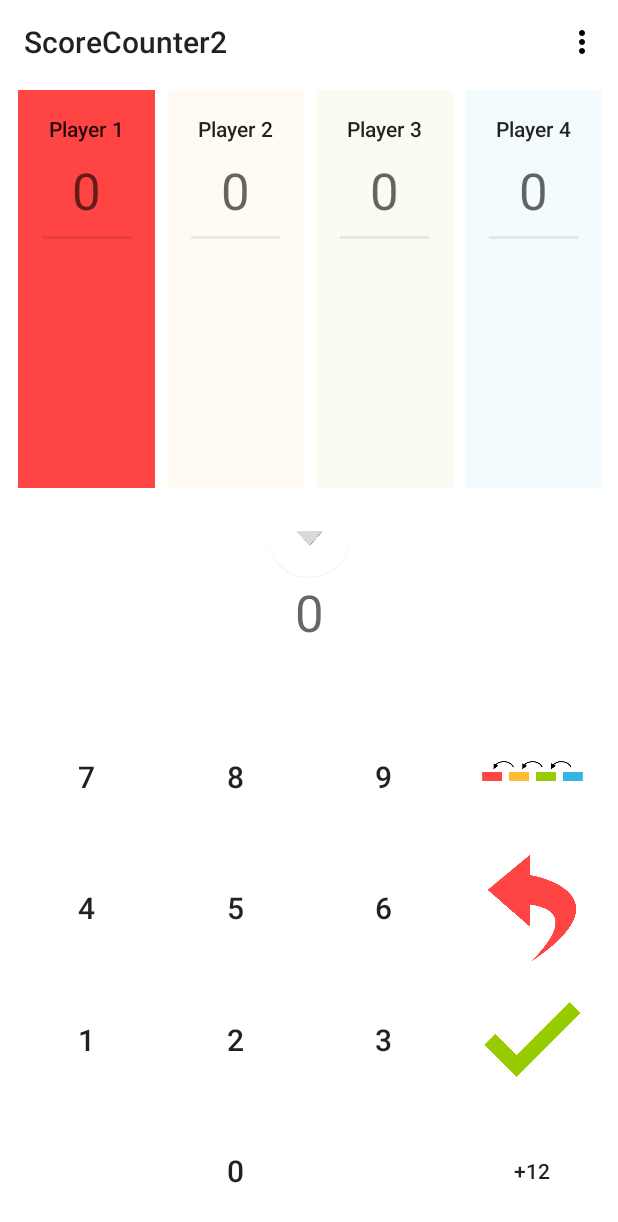
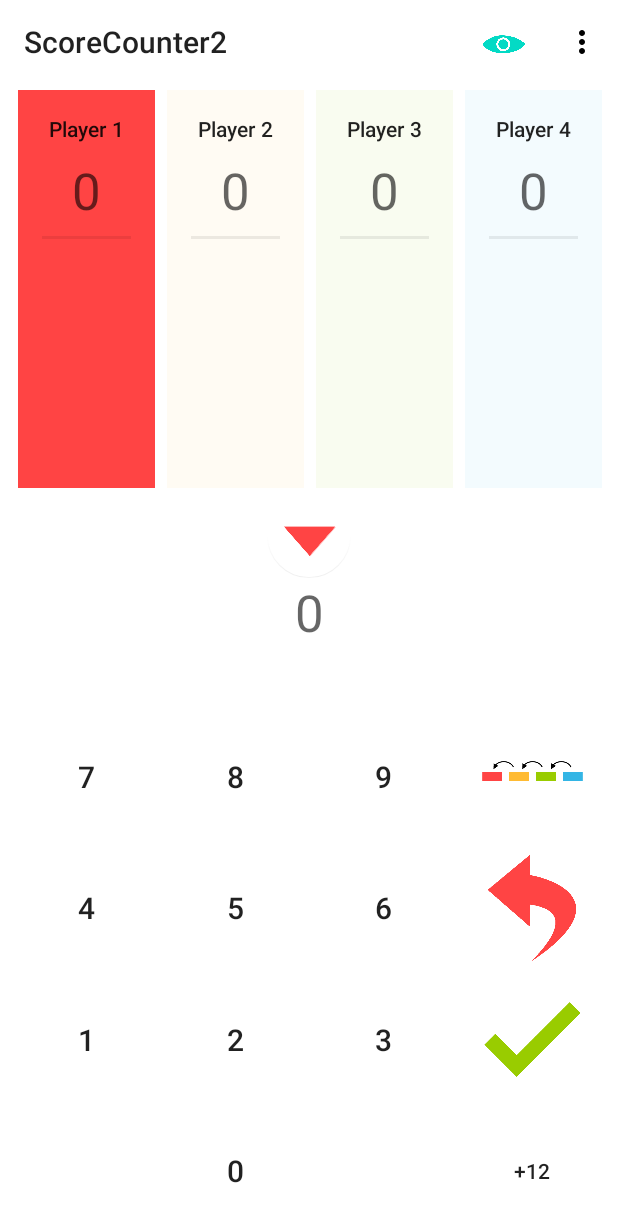
Before and after one commit to wpavelev/ScoreCounter2, an Android app: the screen it shows after launch (MainActivity), on a phone screen of 412 x 824 dp. Shown: the top 1222 px of the screen. Run offline under Robolectric (Android 15) with nearby library versions, the phone set to English and light mode, and no system bars; our stand-ins replace Room's generated code, data binding; libraries missing offline, so code that uses them is left out: com.facebook.stetho; 4 statements that could not run were skipped.

```diff
--- a/app/src/main/java/de/wpavelev/scorecounter2/adapters/PlayerViewAdapter.java
+++ b/app/src/main/java/de/wpavelev/scorecounter2/adapters/PlayerViewAdapter.java
@@ -12,7 +12,6 @@ import android.widget.Toast;
 
 import androidx.annotation.NonNull;
 import androidx.constraintlayout.widget.ConstraintLayout;
-import androidx.lifecycle.Lifecycle;
 import androidx.lifecycle.LifecycleOwner;
 import androidx.lifecycle.LiveData;
 import androidx.recyclerview.widget.LinearLayoutManager;
@@ -33,16 +32,20 @@ import de.wpavelev.scorecounter2.util.DisplayUtil;
 public class PlayerViewAdapter extends RecyclerView.Adapter<PlayerViewAdapter.MyViewHolder> {
 
     public interface ClickListener {
+
         void onItemClick(View v, int position);
     }
+    public interface LongClickListener {
 
-    public interface LongClickListener {
         void onItemLongClick(View v, int position);
     }
+    public interface ScoreChangeListener {
 
-    public interface ScoreChangeListener {
         void onScoreChange(Score score);
     }
+
+    protected boolean showMainScore = true;
+
 
 
     SparseArray<Integer> mainScores = new SparseArray<>();
@@ -77,11 +80,12 @@ public class PlayerViewAdapter extends RecyclerView.Adapter<PlayerViewAdapter.My
     private ClickListener clickListener;
     private LongClickListener longClickListener;
 
-    LifecycleOwner lifecycleOwner;
-    LiveData<List<Player>> playerListLiveData;
-    LiveData<Boolean> showScoresLiveData;
+    private LifecycleOwner lifecycleOwner;
+    private LiveData<List<Player>> playerListLiveData;
+    private LiveData<Boolean> showScoresLiveData;
+    private LiveData<Boolean> showMainScoreLiveData;
 
-    List<Player> playerList = new ArrayList<>();
+    private List<Player> playerList = new ArrayList<>();
 
 
 
@@ -91,7 +95,8 @@ public class PlayerViewAdapter extends RecyclerView.Adapter<PlayerViewAdapter.My
                              LifecycleOwner lifecycleOwner,
                              LiveData<List<Player>> playerListLiveData,
                              LiveData<List<Score>> scoreListLiveData,
-                             LiveData<Boolean> showScoresLiveData) {
+                             LiveData<Boolean> showScoresLiveData,
+                             LiveData<Boolean> showMainScoreLiveData) {
 
         this.context = context;
 
@@ -101,9 +106,13 @@ public class PlayerViewAdapter extends RecyclerView.Adapter<PlayerViewAdapter.My
 
         this.playerListLiveData = playerListLiveData;
 
+        this.showMainScoreLiveData = showMainScoreLiveData;
+
         playerListLiveData.observe(lifecycleOwner, players -> playerList = new ArrayList<>(players));
 
         scoreListLiveData.observe(lifecycleOwner, scoreList -> setPlayerScores(scoreList));
+
+        showMainScoreLiveData.observe(lifecycleOwner, aBoolean -> setShowPlayerMainScor(aBoolean));
 
 
 
@@ -157,7 +166,10 @@ public class PlayerViewAdapter extends RecyclerView.Adapter<PlayerViewAdapter.My
         this.scoreChangeListener = scoreChangeListener;
     }
 
-
+    public void setShowPlayerMainScor(boolean showPlayerMainScore) {
+        this.showMainScore = showPlayerMainScore;
+        notifyDataSetChanged();
+    }
 
     @NonNull
     @Override
@@ -181,9 +193,10 @@ public class PlayerViewAdapter extends RecyclerView.Adapter<PlayerViewAdapter.My
         if (mainScores != null && mainScores.size() >= player.getId()) {
             player.setScore(mainScores.get(player.getId()));
         }
-        holder.bindPlayer(player);
+        holder.setPlayer(player);
 
 
+        holder.setShowMainScore(showMainScore);
 
 
 
@@ -217,8 +230,6 @@ public class PlayerViewAdapter extends RecyclerView.Adapter<PlayerViewAdapter.My
         private ItemPlayerViewRecyclerBinding viewHolderBinding;
 
         PlayerScoreAdapter playerScoreAdapter;
-
-
 
         Drawable border;
 
@@ -276,12 +287,16 @@ public class PlayerViewAdapter extends RecyclerView.Adapter<PlayerViewAdapter.My
 
         }
 
-        public void bindPlayer(Player player) {
+        public void setPlayer(Player player) {
             viewHolderBinding.setPlayer(player);
         }
         public void setEditScore(int score) {
             playerScoreAdapter.setEditScore(score);
 
+        }
+
+        public void setShowMainScore(boolean showMainScore) {
+            viewHolderBinding.setShowMainScore(showMainScore);
         }
 
         public void setPlayerScoreList(List<Score> playerScores) {
--- a/app/src/main/java/de/wpavelev/scorecounter2/ui/fragments/MainFragment.java
+++ b/app/src/main/java/de/wpavelev/scorecounter2/ui/fragments/MainFragment.java
@@ -83,6 +83,9 @@ public class MainFragment extends Fragment {
             viewModel.setShowScore(!showScore);
         });
 
+
+
+
         return view;
     }
 
--- a/app/src/main/java/de/wpavelev/scorecounter2/ui/fragments/PlayerViewFragment.java
+++ b/app/src/main/java/de/wpavelev/scorecounter2/ui/fragments/PlayerViewFragment.java
@@ -74,7 +74,8 @@ public class PlayerViewFragment extends Fragment{
                 getViewLifecycleOwner(),
                 viewModel.getPlayerLimited(),
                 viewModel.getScores(),
-                viewModel.getShowScore());
+                viewModel.getShowScore(),
+                viewModel.getIsShowMainScore());
 
         adapter.setListener(
                 (v, position) -> {viewModel.setActivePlayer(position);},
@@ -83,7 +84,6 @@ public class PlayerViewFragment extends Fragment{
 
 
         recyclerView.setAdapter(adapter);
-
 
 
         //sagt dem Adapter, wie viele Spieler eingestellt sind
--- a/app/src/main/java/de/wpavelev/scorecounter2/ui/main/MainActivity.java
+++ b/app/src/main/java/de/wpavelev/scorecounter2/ui/main/MainActivity.java
@@ -121,13 +121,23 @@ public class MainActivity extends AppCompatActivity {
     @Override
     public boolean onOptionsItemSelected(@NonNull MenuItem item) {
         switch (item.getItemId()) {
+            case R.id.menu_show_scores:
+                viewModel.setIsShowMainScore(!viewModel.getIsShowMainScore().getValue());
+                if (viewModel.getIsShowMainScore().getValue()) {
+                    Log.d(TAG, "onOptionsItemSelected: getIsShowMainScore is ture");
+
+                } else {
+                    Log.d(TAG, "onOptionsItemSelected: getIsShowMainScore is false");
+                }
+                break;
             case R.id.menu_open_menu:
                 viewModel.setShowMenuDialog(true);
+                break;
             default:
                 return super.onOptionsItemSelected(item);
 
         }
-
+        return super.onOptionsItemSelected(item);
 
     }
 
--- a/app/src/main/java/de/wpavelev/scorecounter2/viewmodels/MainViewModel.java
+++ b/app/src/main/java/de/wpavelev/scorecounter2/viewmodels/MainViewModel.java
@@ -72,9 +72,15 @@ public class MainViewModel extends AndroidViewModel {
      */
     private MutableLiveData<Boolean> isSwappingAllowed = new MutableLiveData<>();
 
+    /**
+     * Indikator für das Zeigen der Score der Spieler (Endscore)
+     */
+    private MutableLiveData<Boolean> isShowMainScore = new MutableLiveData<>();
+
 
     private SingleLiveEvent<Boolean> showEditNameDialog = new SingleLiveEvent<>();
     private SingleLiveEvent<Boolean> showMenuDialog = new SingleLiveEvent<>();
+
 
     /**
      * Die Zuordnung des Scores zur Datenbank. Hier wird der neue Wert eingefügt, in die Datenbank
@@ -106,6 +112,8 @@ public class MainViewModel extends AndroidViewModel {
         longClickPlayer.setValue(-1);
         activePlayer.setValue(0);
         showScore.setValue(false);
+        isShowMainScore.setValue(true);
+
 
         Log.w(TAG, "MainViewModel: playerLimit wird zu Beginn auf 4 gesetzt");
         setPlayerLimit(4);
@@ -117,6 +125,12 @@ public class MainViewModel extends AndroidViewModel {
 
     //<editor-fold desc="Getter">
 
+
+
+
+    public MutableLiveData<Boolean> getIsShowMainScore() {
+        return isShowMainScore;
+    }
 
     public MutableLiveData<Boolean> getShowScore() {
         return showScore;
@@ -168,6 +182,13 @@ public class MainViewModel extends AndroidViewModel {
 
     //<editor-fold desc="Setter">
 
+
+
+
+
+    public void setIsShowMainScore(Boolean showMainScore) {
+        this.isShowMainScore.setValue(showMainScore);
+    }
 
     public void setShowScore(Boolean showScore) {
         this.showScore.setValue(showScore);
@@ -306,6 +327,11 @@ public class MainViewModel extends AndroidViewModel {
 
     }
 
+    public void onCLickQwirkle() {
+        setCurrentScore(currentScore.getValue()+12);
+        // TODO: 02.10.2020 Qwirkle dem SPieler dazuaddieren
+    }
+
     public void newGame() {
         List<Player> players_temp = players.getValue();
         for (Player player : players_temp) {
--- a/app/src/main/res/layout/fragment_main.xml
+++ b/app/src/main/res/layout/fragment_main.xml
@@ -61,18 +61,20 @@
             android:layout_width="wrap_content"
             android:layout_height="wrap_content"
             android:clickable="true"
+
             android:focusable="true"
+            android:tint="@color/colorPrimary"
+            app:backgroundTint="@color/main_background"
 
-            app:backgroundTint="@color/main_background"
             app:elevation="0dp"
-            app:hoveredFocusedTranslationZ="0dp"
+            app:hoveredFocusedTranslationZ="5dp"
+
 
             app:layout_constraintEnd_toEndOf="parent"
             app:layout_constraintStart_toStartOf="parent"
-
-
             app:layout_constraintTop_toBottomOf="@+id/main_fragment_frame_player"
-            app:rippleColor="@color/main_background"
+            app:maxImageSize="48dp"
+            app:rippleColor="@color/colorAccent"
             app:srcCompat="@drawable/arrow_down" />
 
 
--- a/app/src/main/res/layout/fragment_num_pad.xml
+++ b/app/src/main/res/layout/fragment_num_pad.xml
@@ -78,6 +78,7 @@
             android:layout_height="0dp"
             android:background="@color/num_pad_button_background"
             android:text="+12"
+            android:onClick="@{()->viewmodel.onCLickQwirkle()}"
             app2:layout_constraintBottom_toBottomOf="@+id/placeholderbutton2"
             app2:layout_constraintEnd_toEndOf="@+id/button"
             app2:layout_constraintStart_toStartOf="@+id/button"
@@ -233,7 +234,7 @@
             android:layout_width="0dp"
             android:layout_height="0dp"
             android:layout_column="1"
-            android:background="@color/num_pad_button_background"
+            android:background="@color/main_background"
             android:onClick="@{()->viewmodel.onClickDigit(5)}"
             android:text="5"
             android:textSize="@dimen/square_button_text_size"
--- a/app/src/main/res/layout/item_player_view_recycler.xml
+++ b/app/src/main/res/layout/item_player_view_recycler.xml
@@ -4,7 +4,6 @@
     xmlns:tools="http://schemas.android.com/tools">
 
     <data>
-
         <variable
             name="player"
             type="de.wpavelev.scorecounter2.model.data.Player" />
@@ -12,7 +11,9 @@
             name="showScores"
             type="boolean" />
 
-
+        <variable
+            name="showMainScore"
+            type="boolean" />
     </data>
 
     <androidx.constraintlayout.widget.ConstraintLayout
@@ -43,6 +44,7 @@
             android:layout_marginTop="8dp"
             android:gravity="center"
             android:text="@{String.valueOf(player.score)}"
+            app:visibleIf="@{showMainScore}"
             android:textAppearance="@style/TextAppearance.MaterialComponents.Headline4"
             app:layout_constraintEnd_toEndOf="@+id/item_player_view_recycler_player_name"
             app:layout_constraintStart_toStartOf="@+id/item_player_view_recycler_player_name"
--- a/app/src/main/res/menu/menu_main.xml
+++ b/app/src/main/res/menu/menu_main.xml
@@ -1,6 +1,11 @@
 <?xml version="1.0" encoding="utf-8"?>
 <menu xmlns:android="http://schemas.android.com/apk/res/android"
     xmlns:app="http://schemas.android.com/apk/res-auto">
+    <item
+        android:id="@+id/menu_show_scores"
+        android:icon="@drawable/auge_offen"
+        android:title="Show Scores"
+        app:showAsAction="always" />
     <item
         android:id="@+id/menu_open_menu"
         android:icon="@drawable/ic_more_vert_black_24dp"
--- a/build.gradle
+++ b/build.gradle
@@ -8,7 +8,7 @@ buildscript {
 
     }
     dependencies {
-        classpath 'com.android.tools.build:gradle:4.0.1'
+        classpath 'com.android.tools.build:gradle:4.1.0'
 
 
         // NOTE: Do not place your application dependencies here; they belong
```
Also changed, not shown: app/src/main/res/drawable/arrow_up.png, app/src/main/res/drawable/auge_geschlossen.png, app/src/main/res/drawable/auge_offen.png, gradle/wrapper/gradle-wrapper.properties.
